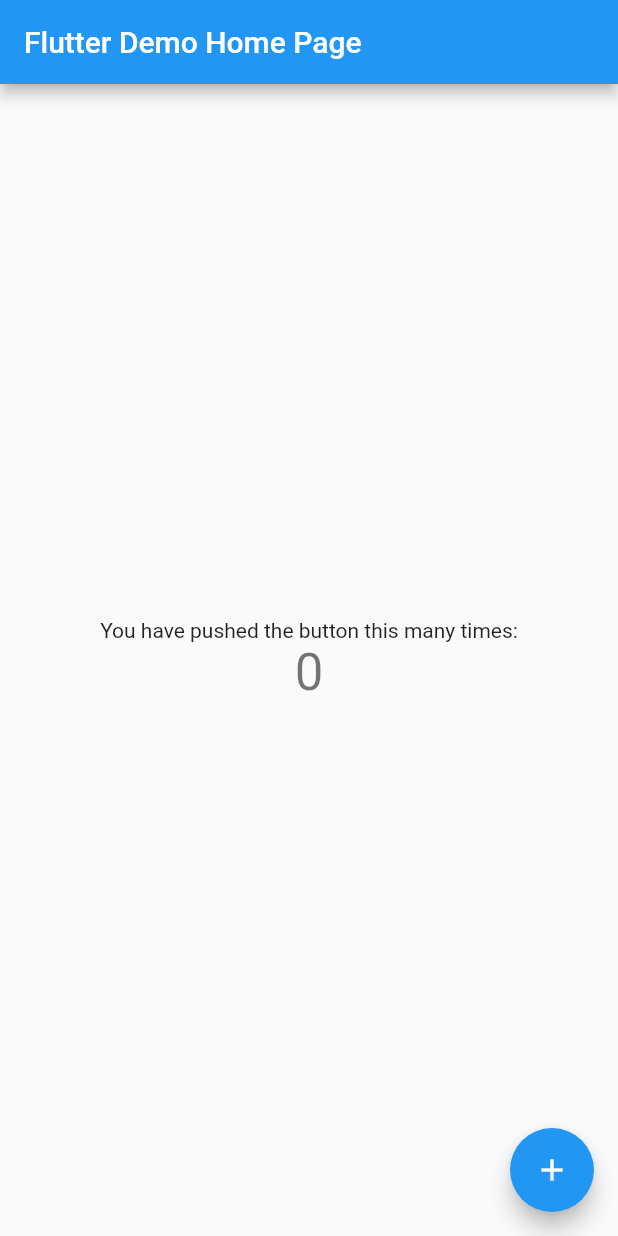
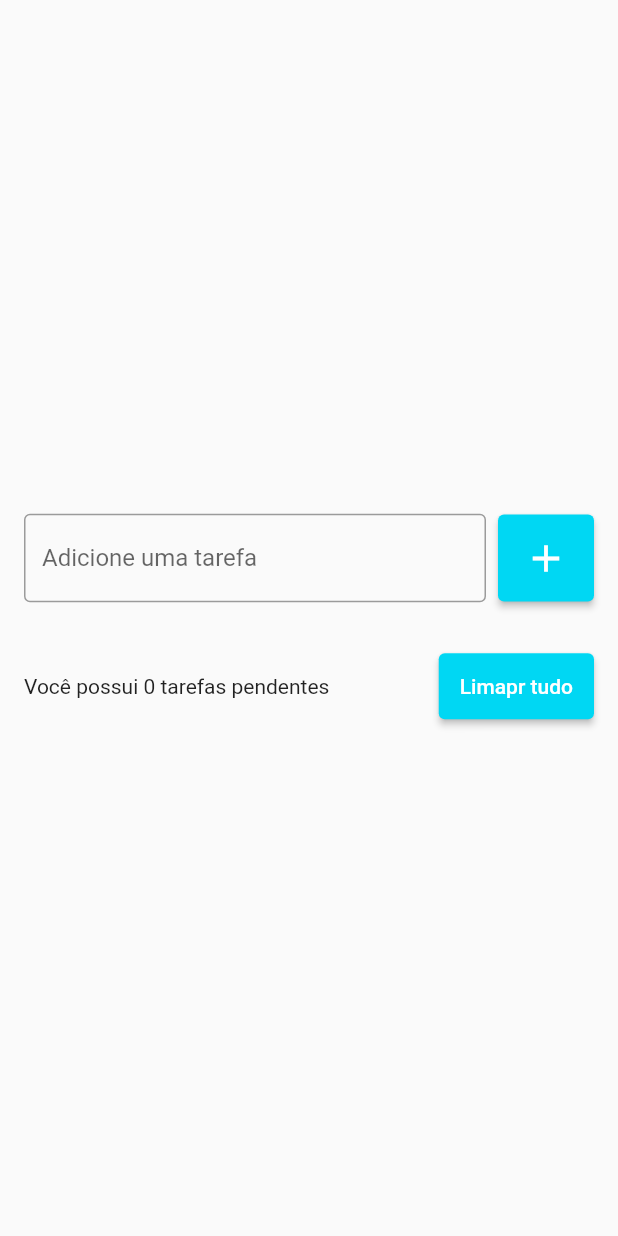
Before and after one commit to Paulocorrentinho/cursos_lista_de_tarefas, a Flutter app: the screen it shows after launch, on a phone screen of 412 x 824 dp. Run offline on Flutter 3.47's test engine with Material 2 defaults, Android fonts, the phone set to English and light mode, and no system bars; our stand-ins replace flutter_slidable.

Commit message:
git delet

```diff
--- a/lib/main.dart
+++ b/lib/main.dart
@@ -1,4 +1,5 @@
 import 'package:flutter/material.dart';
+import 'package:todo_list2/pages/todo_list_page.dart';
 
 void main() {
   runApp(const MyApp());
@@ -7,109 +8,11 @@ void main() {
 class MyApp extends StatelessWidget {
   const MyApp({Key? key}) : super(key: key);
 
-  // This widget is the root of your application.
   @override
   Widget build(BuildContext context) {
     return MaterialApp(
-      title: 'Flutter Demo',
-      theme: ThemeData(
-        // This is the theme of your application.
-        //
-        // Try running your application with "flutter run". You'll see the
-        // application has a blue toolbar. Then, without quitting the app, try
-        // changing the primarySwatch below to Colors.green and then invoke
-        // "hot reload" (press "r" in the console where you ran "flutter run",
-        // or simply save your changes to "hot reload" in a Flutter IDE).
-        // Notice that the counter didn't reset back to zero; the application
-        // is not restarted.
-        primarySwatch: Colors.blue,
-      ),
-      home: const MyHomePage(title: 'Flutter Demo Home Page'),
+      debugShowCheckedModeBanner: false,
+      home: TodoListPage(),
     );
   }
 }
-
-class MyHomePage extends StatefulWidget {
-  const MyHomePage({Key? key, required this.title}) : super(key: key);
-
-  // This widget is the home page of your application. It is stateful, meaning
-  // that it has a State object (defined below) that contains fields that affect
-  // how it looks.
-
-  // This class is the configuration for the state. It holds the values (in this
-  // case the title) provided by the parent (in this case the App widget) and
-  // used by the build method of the State. Fields in a Widget subclass are
-  // always marked "final".
-
-  final String title;
-
-  @override
-  State<MyHomePage> createState() => _MyHomePageState();
-}
-
-class _MyHomePageState extends State<MyHomePage> {
-  int _counter = 0;
-
-  void _incrementCounter() {
-    setState(() {
-      // This call to setState tells the Flutter framework that something has
-      // changed in this State, which causes it to rerun the build method below
-      // so that the display can reflect the updated values. If we changed
-      // _counter without calling setState(), then the build method would not be
-      // called again, and so nothing would appear to happen.
-      _counter++;
-    });
-  }
-
-  @override
-  Widget build(BuildContext context) {
-    // This method is rerun every time setState is called, for instance as done
-    // by the _incrementCounter method above.
-    //
-    // The Flutter framework has been optimized to make rerunning build methods
-    // fast, so that you can just rebuild anything that needs updating rather
-    // than having to individually change instances of widgets.
-    return Scaffold(
-      appBar: AppBar(
-        // Here we take the value from the MyHomePage object that was created by
-        // the App.build method, and use it to set our appbar title.
-        title: Text(widget.title),
-      ),
-      body: Center(
-        // Center is a layout widget. It takes a single child and positions it
-        // in the middle of the parent.
-        child: Column(
-          // Column is also a layout widget. It takes a list of children and
-          // arranges them vertically. By default, it sizes itself to fit its
-          // children horizontally, and tries to be as tall as its parent.
-          //
-          // Invoke "debug painting" (press "p" in the console, choose the
-          // "Toggle Debug Paint" action from the Flutter Inspector in Android
-          // Studio, or the "Toggle Debug Paint" command in Visual Studio Code)
-          // to see the wireframe for each widget.
-          //
-          // Column has various properties to control how it sizes itself and
-          // how it positions its children. Here we use mainAxisAlignment to
-          // center the children vertically; the main axis here is the vertical
-          // axis because Columns are vertical (the cross axis would be
-          // horizontal).
-          mainAxisAlignment: MainAxisAlignment.center,
-          children: <Widget>[
-            const Text(
-              'You have pushed the button this many times:',
-            ),
-            Text(
-              '$_counter',
-              style: Theme.of(context).textTheme.headline4,
-            ),
-          ],
-        ),
-      ),
-      floatingActionButton: FloatingActionButton(
-        onPressed: _incrementCounter,
-        tooltip: 'Increment',
-        child: const Icon(Icons.add),
-      ), // This trailing comma makes auto-formatting nicer for build methods.
-    );
-  }
-}
--- /dev/null
+++ b/lib/models/todo.dart
@@ -0,0 +1,6 @@
+class Todo {
+  Todo({required this.title, required this.dateTime});
+
+  String title;
+  DateTime dateTime;
+}
--- /dev/null
+++ b/lib/pages/todo_list_page.dart
@@ -0,0 +1,104 @@
+import 'package:flutter/material.dart';
+import 'package:todo_list2/models/todo.dart';
+import 'package:todo_list2/widgets/todo_list_item.dart';
+
+class TodoListPage extends StatefulWidget {
+  TodoListPage({Key? key}) : super(key: key);
+
+  @override
+  State<TodoListPage> createState() => _TodoListPageState();
+}
+
+class _TodoListPageState extends State<TodoListPage> {
+  final TextEditingController todoController =
+      TextEditingController(); //cria um controlador
+
+  List<Todo> todos = [];      //cria uma lista
+
+  @override
+  Widget build(BuildContext context) {
+    return SafeArea(     //impede o app de entrar na area dos icones de horario, etc
+      child: Scaffold(
+        body: Center(
+          child: Padding(
+            padding: const EdgeInsets.all(16),
+            child: Column(
+              mainAxisSize: MainAxisSize.min,
+              children: [
+                Row(
+                  children: [
+                    Expanded(     //widget que define a largura necessaria para o campo de texto
+                      child: TextField(
+                        controller: todoController,
+                        decoration: InputDecoration(
+                          border: OutlineInputBorder(),
+                          labelText: 'Adicione uma tarefa',
+                          hintText: 'Ex. Estudar Flutter',
+                        ),
+                      ),
+                    ),
+                    SizedBox(width: 8),
+                    ElevatedButton(
+                      onPressed: () {
+                        String text = todoController.text;      //cria uma variavel para armazenamento
+                        setState(() {
+                          Todo newTodo = Todo(
+                            title: text,
+                            dateTime: DateTime.now(),
+                          );
+                          todos.add(newTodo); //adiciona os itens na lista
+                        });
+                        todoController.clear();
+                      },
+                      style: ElevatedButton.styleFrom(
+                        primary: Color(0xff00d7f3),
+                        //fixedSize: Size(100, 200),     //define o tamanho do botao
+                        padding: EdgeInsets.all(14),
+                      ),
+                      child: Icon(
+                        Icons.add,
+                        size: 30,
+                      ),
+                    ),
+                  ],
+                ),
+                SizedBox(height: 16),      //da um espasamento de altura entre as rows
+                Flexible(
+                  child: ListView(     //cria uma lista com rolamento dos itens
+                    shrinkWrap: true,      //define o tamanho de uma lista de acordo com a quantidade de itens
+                    children: [
+                      for (Todo todo in todos)
+                        TodolistItem(
+                          todo: todo,
+                        ),
+                    ],
+                  ),
+                ),
+                SizedBox(height: 16),
+                Row(
+                  children: [
+                    Expanded(
+                      child: Text(
+                        'Você possui ${todos.length} tarefas pendentes', //conta os itens da lista
+                      ),
+                    ),
+                    SizedBox(width: 8),
+                    ElevatedButton(
+                      onPressed: () {},
+                      style: ElevatedButton.styleFrom(
+                        primary: Color(0xff00d7f3),
+                        //fixedSize: Size(100, 200),     //define o tamanho do botao
+                        padding: EdgeInsets.all(14),
+                      ),
+                      child: Text('Limapr tudo'),
+                    ),
+                  ],
+                ),
+              ],
+            ),
+          ),
+        ),
+      ),
+    );
+  }
+}
--- a/pubspec.yaml
+++ b/pubspec.yaml
@@ -1,4 +1,4 @@
-name: cursos_lista_de_tarefas
+name: todo_list2
 description: A new Flutter project.
 
 # The following line prevents the package from being accidentally published to
@@ -34,6 +34,8 @@ dependencies:
   # The following adds the Cupertino Icons font to your application.
   # Use with the CupertinoIcons class for iOS style icons.
   cupertino_icons: ^1.0.2
+  intl:
+  flutter_slidable: ^0.6.0
 
 dev_dependencies:
   flutter_test:
```
Also changed, not shown: lib/widgets/todo_list_item.dart (added, +44 -0 lines), pubspec.lock, 17 other files.
